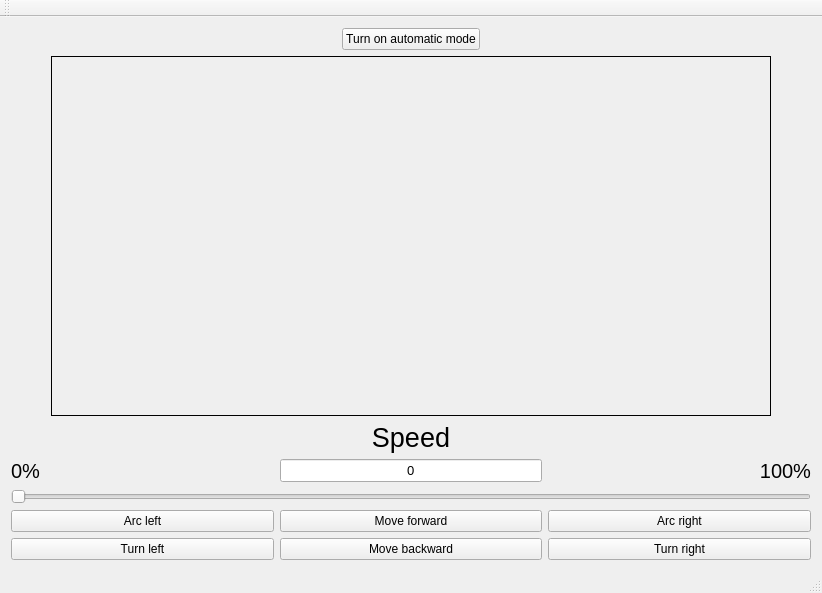
First picture: the form in Robot_Control/view.ui, repository EmbeddedPaul166/Robot-Control, before the edit.
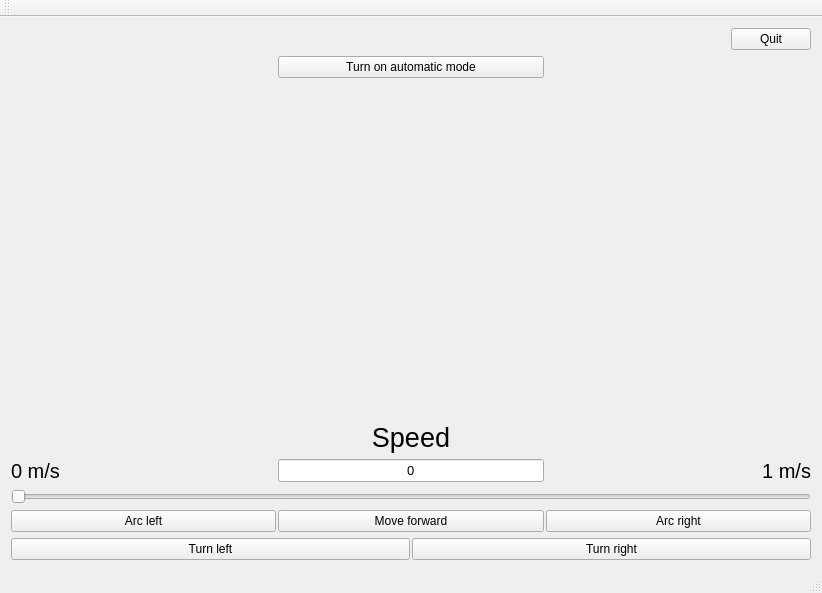
Second picture: the form after the edit.

The edit to the form file:
```diff
--- a/Robot_Control/view.ui
+++ b/Robot_Control/view.ui
@@ -15,6 +15,36 @@
   </property>
   <widget class="QWidget" name="centralWidget">
    <layout class="QVBoxLayout" name="verticalLayout">
+    <item>
+     <layout class="QHBoxLayout" name="exitLayout">
+      <item>
+       <spacer name="horizontalSpacer_3">
+        <property name="orientation">
+         <enum>Qt::Horizontal</enum>
+        </property>
+        <property name="sizeHint" stdset="0">
+         <size>
+          <width>40</width>
+          <height>20</height>
+         </size>
+        </property>
+       </spacer>
+      </item>
+      <item>
+       <widget class="QPushButton" name="exitButton">
+        <property name="sizePolicy">
+         <sizepolicy hsizetype="Minimum" vsizetype="Preferred">
+          <horstretch>0</horstretch>
+          <verstretch>0</verstretch>
+         </sizepolicy>
+        </property>
+        <property name="text">
+         <string>Quit</string>
+        </property>
+       </widget>
+      </item>
+     </layout>
+    </item>
     <item>
      <layout class="QHBoxLayout" name="automaticModeLayout">
       <item>
@@ -32,6 +62,12 @@
       </item>
       <item>
        <widget class="QPushButton" name="pushButton">
+        <property name="sizePolicy">
+         <sizepolicy hsizetype="Expanding" vsizetype="Preferred">
+          <horstretch>0</horstretch>
+          <verstretch>0</verstretch>
+         </sizepolicy>
+        </property>
         <property name="text">
          <string>Turn on automatic mode</string>
         </property>
@@ -79,11 +115,14 @@
          </sizepolicy>
         </property>
         <property name="frameShape">
-         <enum>QFrame::Panel</enum>
+         <enum>QFrame::NoFrame</enum>
         </property>
         <property name="text">
          <string/>
         </property>
+        <property name="alignment">
+         <set>Qt::AlignCenter</set>
+        </property>
         <property name="margin">
          <number>0</number>
         </property>
@@ -136,6 +175,9 @@
     </item>
     <item>
      <layout class="QHBoxLayout" name="speedLabelLayout">
+      <property name="spacing">
+       <number>2</number>
+      </property>
       <item>
        <widget class="QLabel" name="zeroPercentLabel">
         <property name="sizePolicy">
@@ -150,7 +192,7 @@
          </font>
         </property>
         <property name="text">
-         <string>0%</string>
+         <string>0 m/s</string>
         </property>
        </widget>
       </item>
@@ -189,7 +231,7 @@
          </font>
         </property>
         <property name="text">
-         <string>100%</string>
+         <string>1 m/s</string>
         </property>
         <property name="alignment">
          <set>Qt::AlignRight|Qt::AlignTrailing|Qt::AlignVCenter</set>
@@ -213,6 +255,9 @@
     </item>
     <item>
      <layout class="QHBoxLayout" name="firstHalfOfButtonsLayout">
+      <property name="spacing">
+       <number>2</number>
+      </property>
       <item>
        <widget class="QPushButton" name="arcLeftButton">
         <property name="text">
@@ -238,6 +283,9 @@
     </item>
     <item>
      <layout class="QHBoxLayout" name="secondHalfOfButtonsLayout">
+      <property name="spacing">
+       <number>2</number>
+      </property>
       <item>
        <widget class="QPushButton" name="turnLeftButton">
         <property name="text">
@@ -245,13 +293,6 @@
         </property>
        </widget>
       </item>
-      <item>
-       <widget class="QPushButton" name="moveBackwardButton">
-        <property name="text">
-         <string>Move backward</string>
-        </property>
-       </widget>
-      </item>
       <item>
        <widget class="QPushButton" name="turnRightButton">
         <property name="text">
```
Left out of the diff: 2 changed lines with no effect on the pictures.
